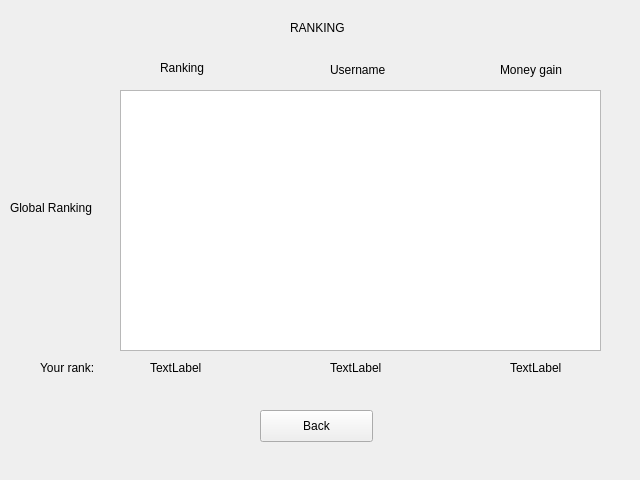
First picture: the form in blackjack-client/ui/ranking.ui, repository lehoangtran289/Blackjack, before the edit.
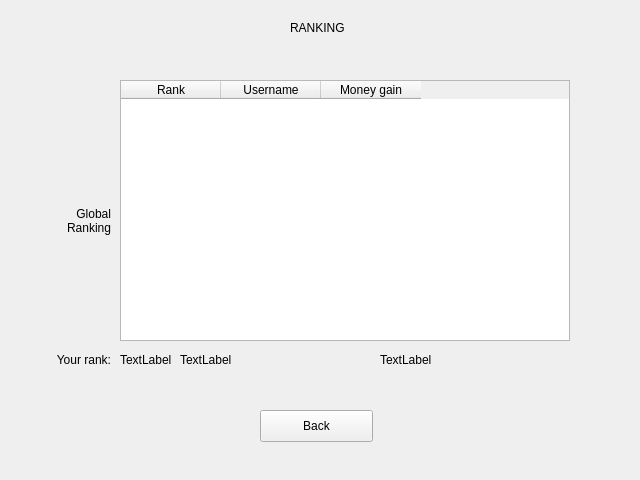
Second picture: the form after the edit.

Diff of the .ui file:
```diff
--- a/blackjack-client/ui/ranking.ui
+++ b/blackjack-client/ui/ranking.ui
@@ -16,22 +16,26 @@
   <widget class="QLabel" name="label">
    <property name="geometry">
     <rect>
-     <x>10</x>
-     <y>200</y>
-     <width>161</width>
-     <height>16</height>
+     <x>0</x>
+     <y>190</y>
+     <width>111</width>
+     <height>61</height>
     </rect>
    </property>
    <property name="text">
-    <string>Global Ranking</string>
+    <string>Global
+Ranking</string>
+   </property>
+   <property name="alignment">
+    <set>Qt::AlignRight|Qt::AlignTrailing|Qt::AlignVCenter</set>
    </property>
   </widget>
   <widget class="QTableWidget" name="ranking_table">
    <property name="geometry">
     <rect>
      <x>120</x>
-     <y>90</y>
-     <width>481</width>
+     <y>80</y>
+     <width>450</width>
      <height>261</height>
     </rect>
    </property>
@@ -39,6 +43,9 @@
     <bool>false</bool>
    </property>
    <attribute name="horizontalHeaderVisible">
+    <bool>true</bool>
+   </attribute>
+   <attribute name="horizontalHeaderCascadingSectionResizes">
     <bool>false</bool>
    </attribute>
    <attribute name="horizontalHeaderHighlightSections">
@@ -47,6 +54,9 @@
    <attribute name="verticalHeaderVisible">
     <bool>false</bool>
    </attribute>
+   <attribute name="verticalHeaderDefaultSectionSize">
+    <number>30</number>
+   </attribute>
    <row>
     <property name="text">
      <string/>
@@ -71,23 +81,26 @@
   <widget class="QLabel" name="label_2">
    <property name="geometry">
     <rect>
-     <x>40</x>
-     <y>360</y>
-     <width>60</width>
-     <height>16</height>
+     <x>30</x>
+     <y>350</y>
+     <width>81</width>
+     <height>20</height>
     </rect>
    </property>
    <property name="text">
     <string>Your rank:</string>
    </property>
+   <property name="alignment">
+    <set>Qt::AlignRight|Qt::AlignTrailing|Qt::AlignVCenter</set>
+   </property>
   </widget>
   <widget class="QLabel" name="user_rank_label">
    <property name="geometry">
     <rect>
-     <x>150</x>
-     <y>360</y>
+     <x>120</x>
+     <y>350</y>
      <width>60</width>
-     <height>16</height>
+     <height>20</height>
     </rect>
    </property>
    <property name="text">
@@ -97,10 +110,10 @@
   <widget class="QLabel" name="username_label">
    <property name="geometry">
     <rect>
-     <x>330</x>
-     <y>360</y>
+     <x>180</x>
+     <y>350</y>
      <width>60</width>
-     <height>16</height>
+     <height>20</height>
     </rect>
    </property>
    <property name="text">
@@ -110,55 +123,16 @@
   <widget class="QLabel" name="user_gain_label">
    <property name="geometry">
     <rect>
-     <x>510</x>
-     <y>360</y>
+     <x>380</x>
+     <y>350</y>
      <width>60</width>
-     <height>16</height>
+     <height>20</height>
     </rect>
    </property>
    <property name="text">
     <string>TextLabel</string>
    </property>
   </widget>
-  <widget class="QLabel" name="label_6">
-   <property name="geometry">
-    <rect>
-     <x>160</x>
-     <y>60</y>
-     <width>60</width>
-     <height>16</height>
-    </rect>
-   </property>
-   <property name="text">
-    <string>Ranking</string>
-   </property>
-  </widget>
-  <widget class="QLabel" name="label_7">
-   <property name="geometry">
-    <rect>
-     <x>330</x>
-     <y>60</y>
-     <width>81</width>
-     <height>20</height>
-    </rect>
-   </property>
-   <property name="text">
-    <string>Username</string>
-   </property>
-  </widget>
-  <widget class="QLabel" name="label_8">
-   <property name="geometry">
-    <rect>
-     <x>500</x>
-     <y>60</y>
-     <width>91</width>
-     <height>20</height>
-    </rect>
-   </property>
-   <property name="text">
-    <string>Money gain</string>
-   </property>
-  </widget>
   <widget class="QPushButton" name="back_button">
    <property name="geometry">
     <rect>
```
Left out of the diff: 3 changed lines with no effect on the pictures.
